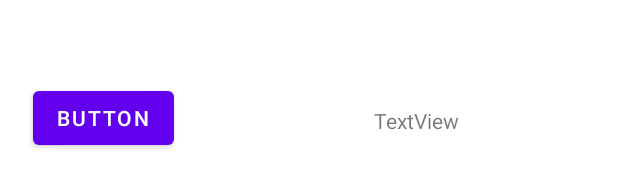
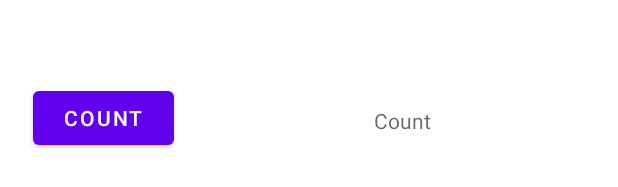
Before and after one commit to CSE-110-Spring-2022/zooseeker-cse-110-team-16, an Android app: the layout activity_todo_list.xml on its own in the app's theme, with its tools: preview values and no code run, on a phone screen of 412 x 824 dp. Shown: the part 428-615 px from the top of the screen. Run offline under Robolectric (Android 15) with nearby library versions, the phone set to English and light mode, and no system bars.

Commit message:
animal count improvements

```diff
--- a/app/src/main/res/layout/activity_todo_list.xml
+++ b/app/src/main/res/layout/activity_todo_list.xml
@@ -65,7 +65,7 @@
         android:layout_height="48dp"
         android:layout_marginTop="340dp"
         android:onClick="onCountBtnClick"
-        android:text="Button"
+        android:text="Count"
         app:layout_constraintEnd_toEndOf="parent"
         app:layout_constraintHorizontal_bias="0.069"
         app:layout_constraintStart_toStartOf="parent"
@@ -76,7 +76,7 @@
         android:layout_width="58dp"
         android:layout_height="19dp"
         android:layout_marginTop="356dp"
-        android:text="TextView"
+        android:hint="Count"
         app:layout_constraintEnd_toEndOf="parent"
         app:layout_constraintHorizontal_bias="0.705"
         app:layout_constraintStart_toStartOf="parent"
```
